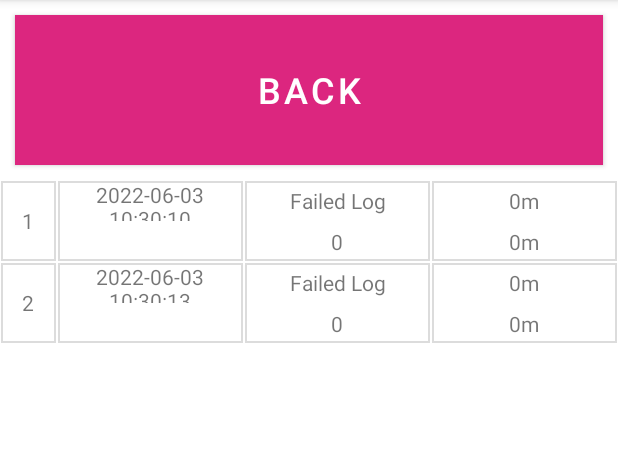
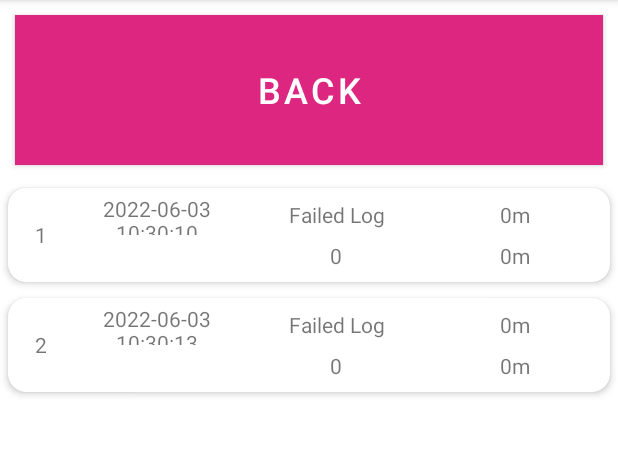
Before and after one commit to chang-jin/muc-2022-team7, an Android app: the logsActivity screen opened directly, with no data from a screen before it, on a phone screen of 412 x 824 dp, the part 84-540 px from its top. Run offline under Robolectric (Android 15) with nearby library versions, the light colour scheme and no system bars; our stand-ins replace Room's generated code.

Commit message:
Add component multi-view recycler view used in log_activity

```diff
--- a/app/build.gradle
+++ b/app/build.gradle
@@ -64,4 +64,6 @@ dependencies {
     androidTestImplementation 'androidx.test.espresso:espresso-core:3.4.0'
 
     implementation 'com.google.android.material:material:1.6.0'
+
+    implementation 'androidx.cardview:cardview:1.0.0'
 }
--- /dev/null
+++ b/app/src/main/java/com/snu/muc/dogeeye/ui/logs/logEntity.java
@@ -0,0 +1,54 @@
+package com.snu.muc.dogeeye.ui.logs;
+
+import com.snu.muc.dogeeye.model.Project;
+
+import java.util.ArrayList;
+
+public class logEntity {
+
+    private int type;
+    private Project project;
+    private String date;
+
+    logEntity(Project proj,String dateAxis){
+        type = 0;
+        project = proj;
+        date = dateAxis;
+    }
+
+    logEntity(String dateAxis){
+        type = 1;
+        date = dateAxis;
+        project = null;
+    }
+
+    int getType()
+    {
+        return type;
+    }
+
+    String getDate(){
+        return date;
+    }
+
+    public static ArrayList<logEntity> getEntityList(ArrayList<Project> allProject)
+    {
+        ArrayList<logEntity> buf = new ArrayList<>();
+        String prevTime = "";
+        for(int i = 0 ; i < allProject.size(); ++i)
+        {
+            Project tmp = allProject.get(i);
+            String curDate = tmp.getStartTime();
+            String[] times = curDate.split(" ");
+
+            if(!prevTime.equals(times[0]))
+                buf.add(new logEntity(times[0]));
+
+            buf.add(new logEntity(tmp,times[0]));
+
+            prevTime = times[0];
+        }
+
+        return buf;
+    }
+}
--- a/app/src/main/java/com/snu/muc/dogeeye/ui/logs/logsActivity.java
+++ b/app/src/main/java/com/snu/muc/dogeeye/ui/logs/logsActivity.java
@@ -7,6 +7,7 @@ import androidx.recyclerview.widget.RecyclerView;
 
 import android.content.Intent;
 import android.os.Bundle;
+import android.util.Log;
 import android.view.View;
 import android.widget.Button;
 import android.widget.Toast;
@@ -40,8 +41,6 @@ public class logsActivity extends AppCompatActivity {
             public void onClick(View view) {
                 Intent intent = new Intent(logsActivity.this, MainActivity.class);
                 startActivity(intent);
-
-                Toast.makeText(getApplicationContext(),"BACK clicked!",Toast.LENGTH_LONG).show();
             }
         });
 
@@ -53,6 +52,13 @@ public class logsActivity extends AppCompatActivity {
 
         projectList = (ArrayList<Project>) pDao.getAllProjects();
 
+        ArrayList<logEntity> dateAddedProject = logEntity.getEntityList(projectList);
+
+        for(int i = 0 ; i < dateAddedProject.size() ; ++i)
+        {
+            Log.d("revised", dateAddedProject.get(i).getType() +"__"+dateAddedProject.get(i).getDate());
+        }
+
         adapter = new EntityAdaptor(projectList);
 
         recyclerView.setAdapter(adapter);
--- a/app/src/main/res/layout/activity_logs.xml
+++ b/app/src/main/res/layout/activity_logs.xml
@@ -20,6 +20,7 @@
 
     <androidx.recyclerview.widget.RecyclerView
         android:id="@+id/rv"
+        app:layoutManager="androidx.recyclerview.widget.LinearLayoutManager"
         android:scrollbars="vertical"
         android:layout_width="match_parent"
         android:layout_height="wrap_content"/>
--- a/app/src/main/res/layout/recycler.xml
+++ b/app/src/main/res/layout/recycler.xml
@@ -1,7 +1,17 @@
 <?xml version="1.0" encoding="utf-8"?>
+
+<androidx.cardview.widget.CardView xmlns:android="http://schemas.android.com/apk/res/android"
+    xmlns:card_view="http://schemas.android.com/apk/res-auto"
+    android:id="@+id/card_view"
+    android:layout_width="match_parent"
+    android:layout_height="wrap_content"
+    android:layout_margin="5dp"
+    card_view:cardCornerRadius="12dp"
+    card_view:cardElevation="3dp"
+    card_view:contentPadding="4dp"
+    >
+
     <LinearLayout xmlns:android="http://schemas.android.com/apk/res/android"
-    xmlns:app="http://schemas.android.com/apk/res-auto"
-    xmlns:tools="http://schemas.android.com/tools"
         android:layout_width="match_parent"
         android:layout_height="wrap_content"
         android:orientation="horizontal">
@@ -11,7 +21,6 @@
             android:layout_weight="90"
             android:layout_width="match_parent"
             android:layout_height="match_parent"
-        android:background="@drawable/borders"
             android:gravity="center"/>
 
         <LinearLayout
@@ -25,8 +34,7 @@
                 android:layout_width="match_parent"
                 android:layout_height="match_parent"
                 android:layout_weight="3"
-            android:orientation="vertical"
-            android:background="@drawable/borders">
+                android:orientation="vertical">
 
                 <TextView
                     android:id="@+id/stime"
@@ -50,8 +58,7 @@
                 android:layout_width="match_parent"
                 android:layout_height="match_parent"
                 android:orientation="vertical"
-            android:layout_weight="3"
-            android:background="@drawable/borders">
+                android:layout_weight="3">
 
                 <TextView
                     android:id="@+id/adr"
@@ -75,8 +82,7 @@
                 android:layout_width="match_parent"
                 android:layout_height="match_parent"
                 android:orientation="vertical"
-            android:layout_weight="3"
-            android:background="@drawable/borders">
+                android:layout_weight="3">
 
                 <TextView
                     android:id="@+id/dis"
@@ -100,3 +106,4 @@
 
 
     </LinearLayout>
+</androidx.cardview.widget.CardView>
```
Also changed, not shown: app/src/main/java/com/snu/muc/dogeeye/ui/logs/EntityAdaptor.java (+7 -8 lines), app/src/main/res/layout/recycler_entity.xml (deleted, +0 -102 lines). Lines whose indentation alone changed are shown as unchanged.
